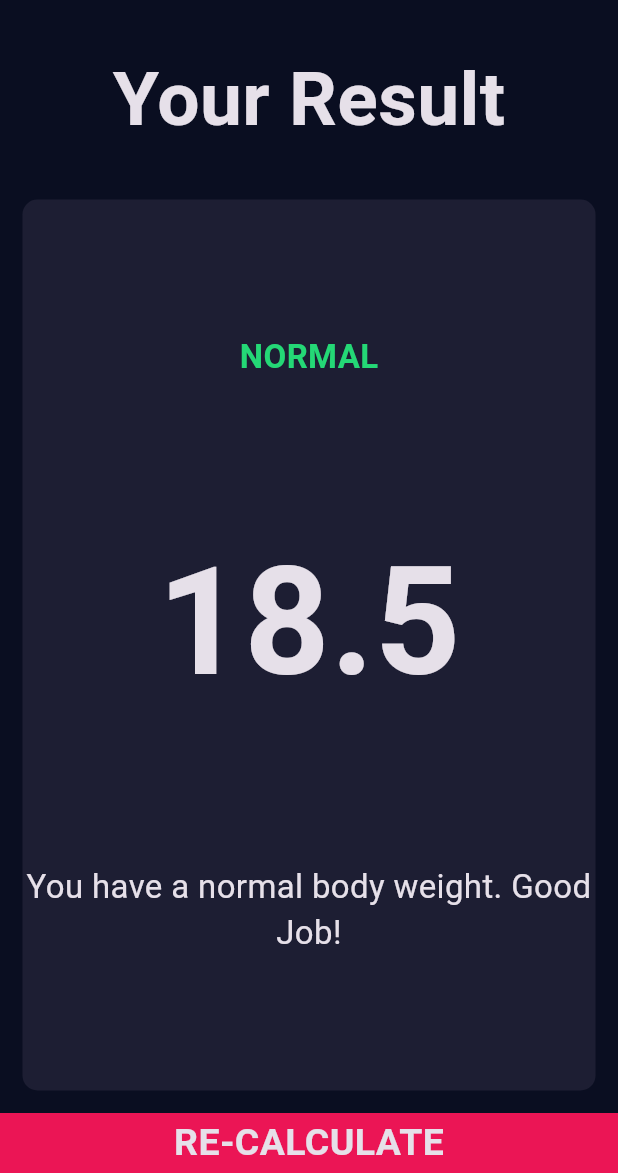
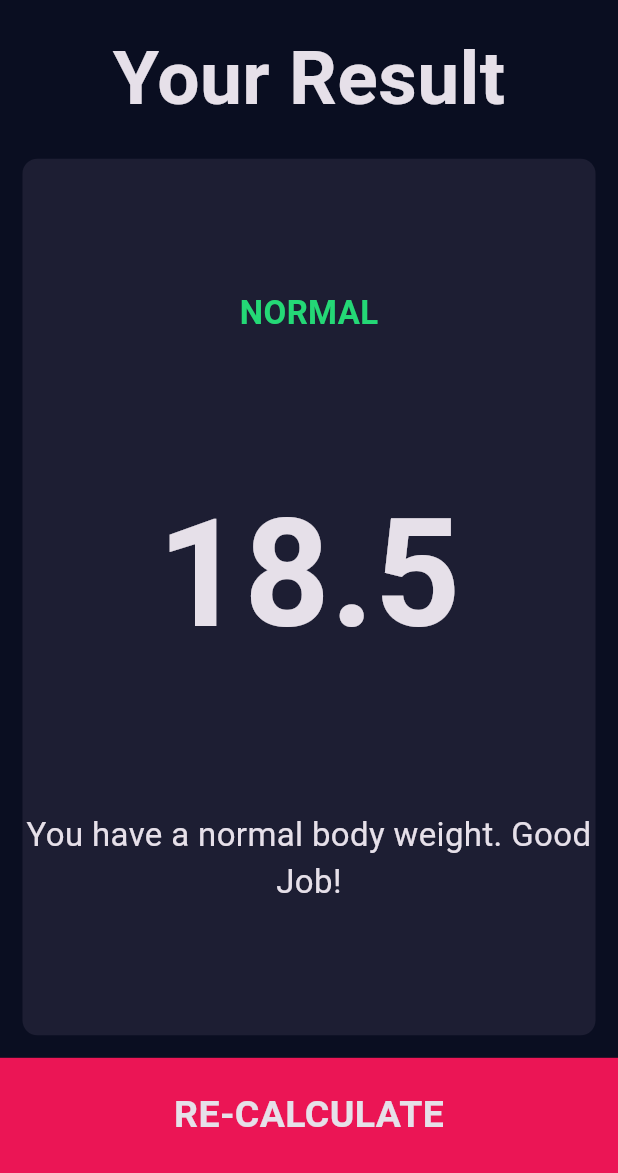
Before and after one commit to SoeYuLay/BMICalculator2, a Flutter app: the screen it shows after launch, after a tap on "CALCULATE", on a phone screen of 412 x 824 dp, the part 63-1236 px from its top. Run offline on Flutter 3.47's test engine with Material 3 defaults, Android fonts, the phone set to English and light mode, and no system bars; our stand-ins replace font_awesome_flutter.

Commit message:
initial commit

```diff
--- a/lib/constants.dart
+++ b/lib/constants.dart
@@ -1,6 +1,6 @@
 import 'package:flutter/material.dart';
 
-const kBottomContainerHeight = 40.0;
+const kBottomContainerHeight = 50.0;
 const kActiveCardColor = Color(0xFF1D1E33);
 const kInactiveCardColor = Color(0xFF111328);
 const kBottomContainerColor = Color(0xFFEB1555);
--- a/lib/screens/input_page.dart
+++ b/lib/screens/input_page.dart
@@ -117,9 +117,20 @@ class _InputPageState extends State<InputPage> {
                           'WEIGHT',
                           style: kLabelTextStyle,
                         ),
-                        Text(
-                          weight.toString(),
-                          style: kNumberTextStyle,
+                        Row(
+                          mainAxisAlignment: MainAxisAlignment.center,
+                          crossAxisAlignment: CrossAxisAlignment.baseline,
+                          textBaseline: TextBaseline.alphabetic,
+                          children: [
+                            Text(
+                              weight.toString(),
+                              style: kNumberTextStyle,
+                            ),
+                            Text(
+                              'kg',
+                              style: kLabelTextStyle,
+                            ),
+                          ],
                         ),
                         Row(
                           mainAxisAlignment: MainAxisAlignment.center,
--- a/lib/screens/result_page.dart
+++ b/lib/screens/result_page.dart
@@ -18,7 +18,8 @@ class ResultPage extends StatelessWidget {
         title: Text('BMI Calculator'),
         backgroundColor: Color(0xff0A0E21),
       ),
-      body: Column(
+      body: SafeArea(
+        child: Column(
           mainAxisAlignment: MainAxisAlignment.spaceEvenly,
           crossAxisAlignment: CrossAxisAlignment.stretch,
           children: [
@@ -33,7 +34,7 @@ class ResultPage extends StatelessWidget {
               ),
             ),
             Expanded(
-            flex: 6,
+              flex: 8,
               child: ReusableCard(
                 colour: kActiveCardColor,
                 cardChild: Column(
@@ -57,15 +58,18 @@ class ResultPage extends StatelessWidget {
                 ),
               ),
             ),
-          GestureDetector(
+            Expanded(
+              child: GestureDetector(
                 onTap: (){
                   Navigator.pop(context);
                 },
                 child: BottomButton(
                   buttonTitle: 'RE-CALCULATE',
                 ),
+              ),
             )
           ],
+        ),
       ),
     );
   }
```
Also changed, not shown: 65 other files. Lines whose indentation alone changed are shown as unchanged.
